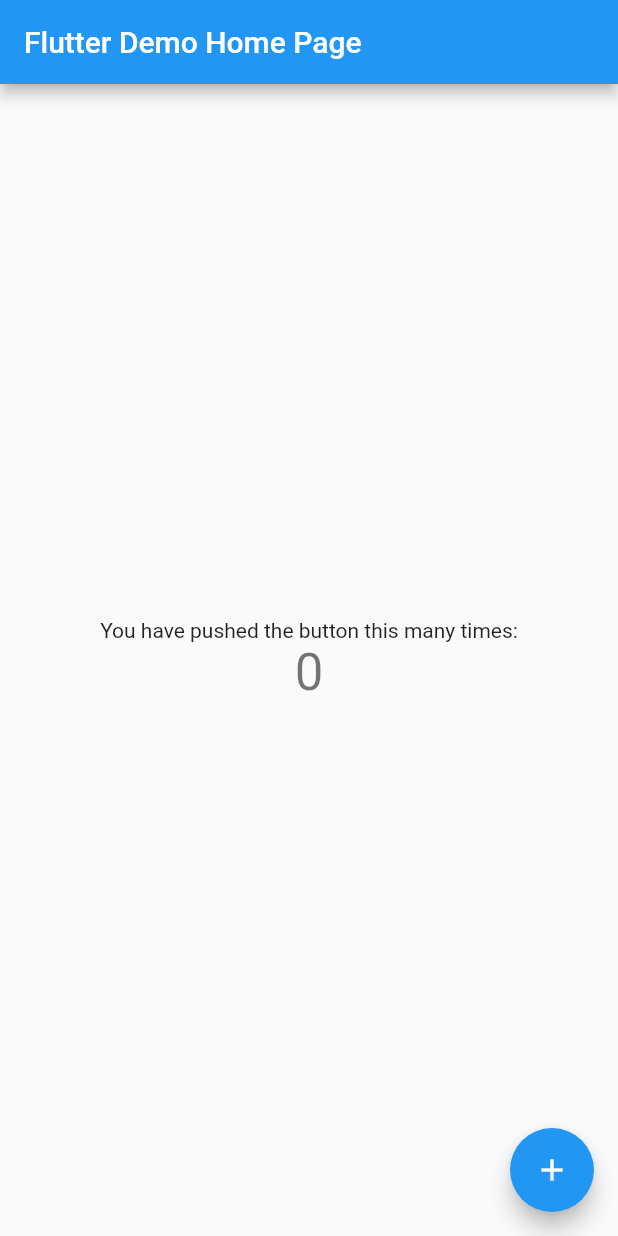
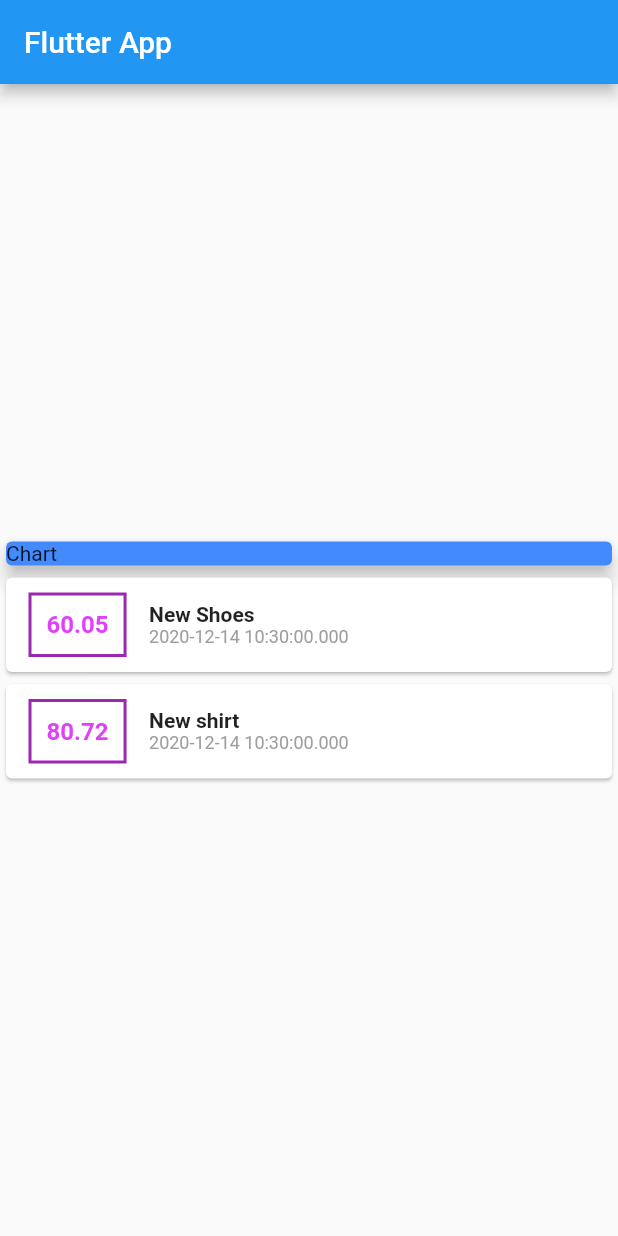
Before and after one commit to Ahmed-ElsayedIsmail/Flutter_personal_expenses_app, a Flutter app: the screen it shows after launch, on a phone screen of 412 x 824 dp. Run offline on Flutter 3.47's test engine with Material 2 defaults, Android fonts, the phone set to English and light mode, and no system bars.

```diff
--- a/lib/main.dart
+++ b/lib/main.dart
@@ -1,117 +1,99 @@
 import 'package:flutter/material.dart';
+import './transaction.dart';
 
 void main() {
   runApp(MyApp());
 }
 
 class MyApp extends StatelessWidget {
-  // This widget is the root of your application.
   @override
   Widget build(BuildContext context) {
     return MaterialApp(
-      title: 'Flutter Demo',
-      theme: ThemeData(
-        // This is the theme of your application.
-        //
-        // Try running your application with "flutter run". You'll see the
-        // application has a blue toolbar. Then, without quitting the app, try
-        // changing the primarySwatch below to Colors.green and then invoke
-        // "hot reload" (press "r" in the console where you ran "flutter run",
-        // or simply save your changes to "hot reload" in a Flutter IDE).
-        // Notice that the counter didn't reset back to zero; the application
-        // is not restarted.
-        primarySwatch: Colors.blue,
-        // This makes the visual density adapt to the platform that you run
-        // the app on. For desktop platforms, the controls will be smaller and
-        // closer together (more dense) than on mobile platforms.
-        visualDensity: VisualDensity.adaptivePlatformDensity,
-      ),
-      home: MyHomePage(title: 'Flutter Demo Home Page'),
+      title: 'Flutter App',
+      home: MyHomePage(),
     );
   }
 }
 
-class MyHomePage extends StatefulWidget {
-  MyHomePage({Key key, this.title}) : super(key: key);
-
-  // This widget is the home page of your application. It is stateful, meaning
-  // that it has a State object (defined below) that contains fields that affect
-  // how it looks.
-
-  // This class is the configuration for the state. It holds the values (in this
-  // case the title) provided by the parent (in this case the App widget) and
-  // used by the build method of the State. Fields in a Widget subclass are
-  // always marked "final".
-
-  final String title;
-
-  @override
-  _MyHomePageState createState() => _MyHomePageState();
-}
-
-class _MyHomePageState extends State<MyHomePage> {
-  int _counter = 0;
-
-  void _incrementCounter() {
-    setState(() {
-      // This call to setState tells the Flutter framework that something has
-      // changed in this State, which causes it to rerun the build method below
-      // so that the display can reflect the updated values. If we changed
-      // _counter without calling setState(), then the build method would not be
-      // called again, and so nothing would appear to happen.
-      _counter++;
-    });
-  }
+class MyHomePage extends StatelessWidget {
+  final List<Transaction> transactions = [
+    Transaction(
+        id: 't1', title: 'New Shoes', amount: 60.05, date: DateTime.now()),
+    Transaction(
+        id: 't1', title: 'New shirt', amount: 80.72, date: DateTime.now()),
+  ];
 
   @override
   Widget build(BuildContext context) {
-    // This method is rerun every time setState is called, for instance as done
-    // by the _incrementCounter method above.
-    //
-    // The Flutter framework has been optimized to make rerunning build methods
-    // fast, so that you can just rebuild anything that needs updating rather
-    // than having to individually change instances of widgets.
     return Scaffold(
       appBar: AppBar(
-        // Here we take the value from the MyHomePage object that was created by
-        // the App.build method, and use it to set our appbar title.
-        title: Text(widget.title),
+        title: Text('Flutter App'),
       ),
-      body: Center(
-        // Center is a layout widget. It takes a single child and positions it
-        // in the middle of the parent.
-        child: Column(
-          // Column is also a layout widget. It takes a list of children and
-          // arranges them vertically. By default, it sizes itself to fit its
-          // children horizontally, and tries to be as tall as its parent.
-          //
-          // Invoke "debug painting" (press "p" in the console, choose the
-          // "Toggle Debug Paint" action from the Flutter Inspector in Android
-          // Studio, or the "Toggle Debug Paint" command in Visual Studio Code)
-          // to see the wireframe for each widget.
-          //
-          // Column has various properties to control how it sizes itself and
-          // how it positions its children. Here we use mainAxisAlignment to
-          // center the children vertically; the main axis here is the vertical
-          // axis because Columns are vertical (the cross axis would be
-          // horizontal).
-          mainAxisAlignment: MainAxisAlignment.center,
-          children: <Widget>[
-            Text(
-              'You have pushed the button this many times:',
+      body: Column(
+        mainAxisAlignment: MainAxisAlignment.center,
+        crossAxisAlignment: CrossAxisAlignment.stretch,
+        children: [
+          Container(
+            width: 500,
+            child: Card(
+              color: Colors.blueAccent,
+              elevation: 5,
+              child: Text('Chart'),
             ),
-            Text(
-              '$_counter',
-              style: Theme.of(context).textTheme.headline4,
-            ),
-          ],
-        ),
+          ),
+          Column(
+            children: transactions.map((tx) {
+              return Card(
+                child: Row(
+                  mainAxisAlignment: MainAxisAlignment.start,
+                  children: [
+                    Container(
+                      margin: EdgeInsets.symmetric(
+                        vertical: 10,
+                        horizontal: 15,
+                      ),
+                      decoration: BoxDecoration(
+                        border: Border.all(
+                          color: Colors.purple,
+                          width: 2,
+                        ),
+                      ),
+                      padding: EdgeInsets.all(10),
+                      child: Text(
+                        tx.amount.toString(),
+                        style: TextStyle(
+                          fontWeight: FontWeight.bold,
+                          fontSize: 16,
+                          color: Colors.purpleAccent,
+                        ),
+                      ),
+                    ),
+                    Column(
+                      crossAxisAlignment: CrossAxisAlignment.start,
+                      children: [
+                        Text(
+                          tx.title,
+                          style: TextStyle(
+                            fontWeight: FontWeight.bold,
+                            fontSize: 14,
+                          ),
+                        ),
+                        Text(
+                          tx.date.toString(),
+                          style: TextStyle(
+                            color: Colors.grey,
+                            fontSize: 12,
+                          ),
+                        ),
+                      ],
+                    )
+                  ],
+                ),
+              );
+            }).toList(),
+          ),
+        ],
       ),
-      floatingActionButton: FloatingActionButton(
-        onPressed: _incrementCounter,
-        tooltip: 'Increment',
-        child: Icon(Icons.add),
-      ), // This trailing comma makes auto-formatting nicer for build methods.
     );
   }
 }
--- /dev/null
+++ b/lib/transaction.dart
@@ -0,0 +1,14 @@
+import 'package:flutter/foundation.dart';
+
+class Transaction {
+  final String id;
+  final String title;
+  final double amount;
+  final DateTime date;
+
+  Transaction(
+      {@required this.id,
+      @required this.amount,
+      @required this.title,
+      @required this.date});
+}
```
